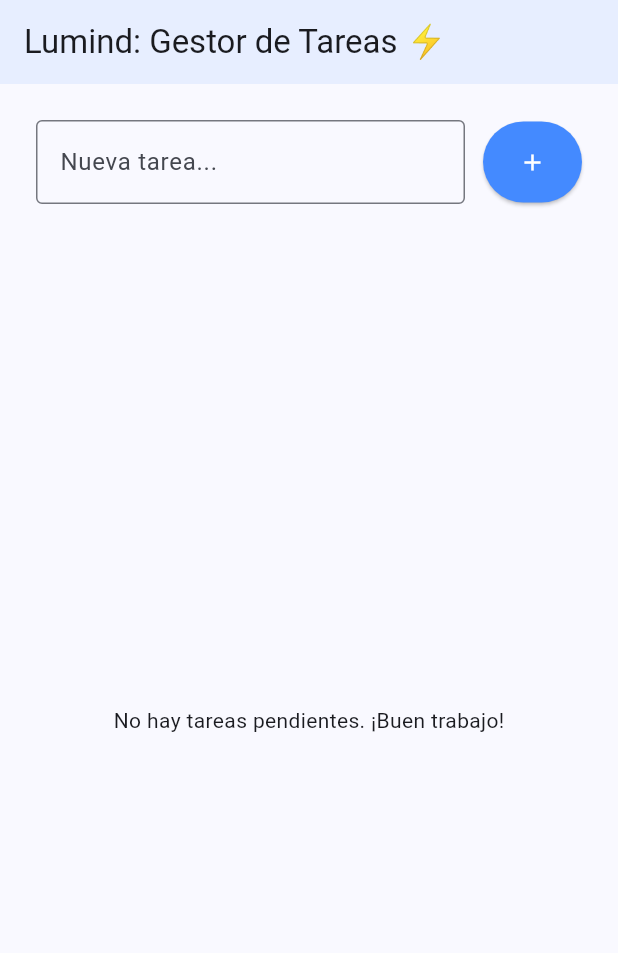
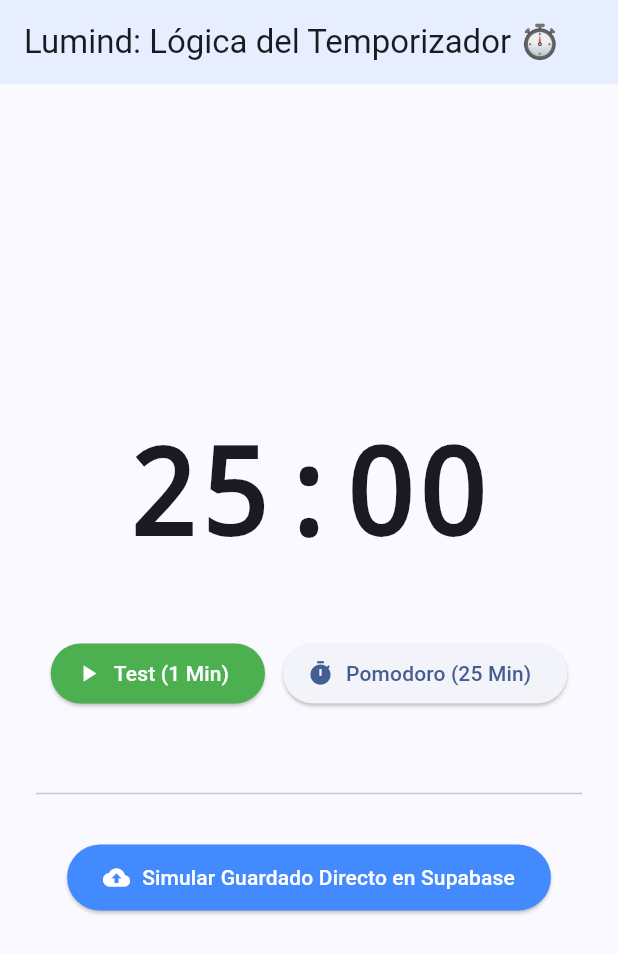
Before and after one commit to MeddinaDev/Lumind, a Flutter app: the screen it shows after launch, on a phone screen of 412 x 824 dp. Shown: the top 953 px of the screen. Run offline on Flutter 3.47's test engine with Material 3 defaults, Android fonts, the light colour scheme and no system bars; our stand-ins replace equatable, flutter_bloc, supabase_flutter; accounts and stored records are empty.

Commit message:
fix: Resolve Supabase database constraints and verify Pomodoro session inserts

```diff
--- /dev/null
+++ b/devtools_options.yaml
@@ -0,0 +1,3 @@
+description: This file stores settings for Dart & Flutter DevTools.
+documentation: https://docs.flutter.dev/tools/devtools/extensions#configure-extension-enablement-states
+extensions:
--- a/lib/main.dart
+++ b/lib/main.dart
@@ -15,13 +15,19 @@
 import 'domain/usecases/crear_tarea_usecase.dart';
 import 'domain/usecases/actualizar_estado_tarea_usecase.dart';
 import 'presentation/bloc/tarea/tarea_bloc.dart';
-import 'presentation/bloc/tarea/tarea_event.dart';
-import 'presentation/bloc/tarea/tarea_state.dart';
+
+// Importaciones de Pomodoro
+import 'data/datasources/sesion_pomodoro_remote_data_source.dart';
+import 'data/repositories/sesion_pomodoro_repository_impl.dart';
+import 'domain/usecases/registrar_sesion_pomodoro_usecase.dart';
+import 'presentation/bloc/pomodoro/pomodoro_bloc.dart';
+import 'presentation/bloc/pomodoro/pomodoro_event.dart';
+import 'presentation/bloc/pomodoro/pomodoro_state.dart';
 
 void main() async {
   WidgetsFlutterBinding.ensureInitialized();
 
-  // Inicializamos Supabase
+  // Inicializa Supabase
   await Supabase.initialize(
     url: 'https://ubstaujgjthsfkccokws.supabase.co',
     publishableKey: 'eyJhbGciOiJIUzI1NiIsInR5cCI6IkpXVCJ9.eyJpc3MiOiJzdXBhYmFzZSIsInJlZiI6InVic3RhdWpnanRoc2ZrY2Nva3dzIiwicm9sZSI6ImFub24iLCJpYXQiOjE3ODIwNjM0NjcsImV4cCI6MjA5NzYzOTQ2N30.SVsmLxkIiAfw0PAEQTPPxaH8bgPIvBTGpFzuescZ-B8',
@@ -37,17 +43,22 @@
   Widget build(BuildContext context) {
     final supabaseClient = Supabase.instance.client;
 
-    // Inyección de dependencias de Usuario
+    // 1. Dependencias de Usuario
     final usuarioRemoteDS = UsuarioRemoteDataSourceImpl(supabaseClient: supabaseClient);
     final usuarioRepo = UsuarioRepositoryImpl(remoteDataSource: usuarioRemoteDS);
     final crearUsuarioUC = CrearUsuarioUseCase(usuarioRepo);
 
-    // Inyección de dependencias de Tarea
+    // 2. Dependencias de Tarea
     final tareaRemoteDS = TareaRemoteDataSourceImpl(supabaseClient: supabaseClient);
     final tareaRepo = TareaRepositoryImpl(remoteDataSource: tareaRemoteDS);
     final obtenerTareasUC = ObtenerTareasUseCase(tareaRepo);
     final crearTareaUC = CrearTareaUseCase(tareaRepo);
     final actualizarEstadoUC = ActualizarEstadoTareaUseCase(tareaRepo);
+
+    // 3. Dependencias de Pomodoro
+    final pomodoroRemoteDS = SesionPomodoroRemoteDataSourceImpl(supabaseClient: supabaseClient);
+    final pomodoroRepo = SesionPomodoroRepositoryImpl(remoteDataSource: pomodoroRemoteDS);
+    final registrarSesionUC = RegistrarSesionPomodoroUseCase(pomodoroRepo);
 
     return MultiBlocProvider(
       providers: [
@@ -59,6 +70,9 @@
             actualizarEstadoTareaUseCase: actualizarEstadoUC,
           ),
         ),
+        BlocProvider(
+          create: (context) => PomodoroBloc(registrarSesionUseCase: registrarSesionUC),
+        ),
       ],
       child: MaterialApp(
         title: 'Lumind',
@@ -67,135 +81,158 @@
           colorScheme: ColorScheme.fromSeed(seedColor: Colors.blueAccent),
           useMaterial3: true,
         ),
-        home: const PantallaPruebaTareas(),
+        home: const PantallaPruebaPomodoro(),
       ),
     );
   }
 }
 
-class PantallaPruebaTareas extends StatefulWidget {
-  const PantallaPruebaTareas({super.key});
+class PantallaPruebaPomodoro extends StatelessWidget {
+  const PantallaPruebaPomodoro({super.key});
 
-  @override
-  State<PantallaPruebaTareas> createState() => _PantallaPruebaTareasState();
-}
-
-class _PantallaPruebaTareasState extends State<PantallaPruebaTareas> {
-  final TextEditingController _tareaController = TextEditingController();
-
+  // UUID de tu usuario en Supabase
   final String _usuarioIdTemporal = '5ad778e2-9a11-4b05-9c03-8943b54d92c4';
 
-  @override
-  void initState() {
-    super.initState();
-    // Al arrancar, pedimos al BLOC que traiga las tareas
-    context.read<TareaBloc>().add(CargarTareas(_usuarioIdTemporal));
-  }
-
-  @override
-  void dispose() {
-    _tareaController.dispose();
-    super.dispose();
+  // Función auxiliar para transformar segundos puros a formato MM:SS
+  String _formatearTiempo(int segundosTotales) {
+    final minutos = (segundosTotales ~/ 60).toString().padLeft(2, '0');
+    final segundos = (segundosTotales % 60).toString().padLeft(2, '0');
+    return '$minutos:$segundos';
   }
 
   @override
   Widget build(BuildContext context) {
     return Scaffold(
       appBar: AppBar(
-        title: const Text('Lumind: Gestor de Tareas ⚡️'),
+        title: const Text('Lumind: Lógica del Temporizador ⏱️'),
         backgroundColor: Colors.blueAccent.withValues(alpha: 0.1),
       ),
-      body: Padding(
+      body: Center(
+        child: Padding(
           padding: const EdgeInsets.all(24.0),
-        child: Column(
-          children: [
-            // Input para escribir la tarea
-            Row(
-              children: [
-                Expanded(
-                  child: TextField(
-                    controller: _tareaController,
-                    decoration: const InputDecoration(
-                      labelText: 'Nueva tarea...',
-                      border: OutlineInputBorder(),
+          child: BlocConsumer<PomodoroBloc, PomodoroState>(
+            listener: (context, state) {
+              if (state is PomodoroGuardadoExito) {
+                ScaffoldMessenger.of(context).showSnackBar(
+                  const SnackBar(
+                    content: Text('¡Sesión guardada en Supabase y puntos sumados! 🚀'),
+                    backgroundColor: Colors.green,
                   ),
-                  ),
-                ),
-                const SizedBox(width: 12),
-                ElevatedButton(
-                  style: ElevatedButton.styleFrom(
-                    backgroundColor: Colors.blueAccent,
-                    foregroundColor: Colors.white,
-                    minimumSize: const Size(60, 54),
-                  ),
-                  onPressed: () {
-                    final titulo = _tareaController.text;
-                    if (titulo.trim().isNotEmpty) {
-                      context.read<TareaBloc>().add(
-                        AgregarTarea(titulo: titulo, usuarioId: _usuarioIdTemporal),
                 );
-                      _tareaController.clear();
-                    }
-                  },
-                  child: const Icon(Icons.add),
-                ),
-              ],
-            ),
-            const SizedBox(height: 24),
-            // Lista de tareas conectada al BLOC
-            Expanded(
-              child: BlocBuilder<TareaBloc, TareaState>(
-                builder: (context, state) {
-                  if (state is TareaLoading) {
-                    return const Center(child: CircularProgressIndicator());
-                  } else if (state is TareaLoaded) {
-                    if (state.tareas.isEmpty) {
-                      return const Center(child: Text('No hay tareas pendientes. ¡Buen trabajo!'));
-                    }
-                    return ListView.builder(
-                      itemCount: state.tareas.length,
-                      itemBuilder: (context, index) {
-                        final tarea = state.tareas[index];
-                        return Card(
-                          child: ListTile(
-                            title: Text(
-                              tarea.titulo,
-                              style: TextStyle(
-                                decoration: tarea.estaCompletada
-                                    ? TextDecoration.lineThrough
-                                    : null,
-                              ),
-                            ),
-                            leading: Checkbox(
-                              value: tarea.estaCompletada,
-                              onChanged: (nuevoValor) {
-                                if (nuevoValor != null) {
-                                  context.read<TareaBloc>().add(
-                                    CambiarEstadoTarea(
-                                      id: tarea.id,
-                                      estaCompletada: nuevoValor,
+              } else if (state is PomodoroError) {
+                ScaffoldMessenger.of(context).showSnackBar(
+                  SnackBar(
+                    content: Text('Error al guardar: ${state.message}'),
+                    backgroundColor: Colors.red,
                   ),
                 );
               }
             },
+            builder: (context, state) {
+              int segundosAMostrar = 1500; // 25 minutos por defecto en pantalla
+              bool estaCorriendo = false;
+              bool estaPausado = false;
+
+              if (state is PomodoroRunning) {
+                segundosAMostrar = state.segundosRestantes;
+                estaCorriendo = true;
+              } else if (state is PomodoroPaused) {
+                segundosAMostrar = state.segundosRestantes;
+                estaPausado = true;
+              } else if (state is PomodoroGuardando) {
+                return const Column(
+                  mainAxisAlignment: MainAxisAlignment.center,
+                  children: [
+                    CircularProgressIndicator(),
+                    SizedBox(height: 16),
+                    Text('Guardando sesión de enfoque en Supabase...'),
+                  ],
+                );
+              }
+
+              return Column(
+                mainAxisAlignment: MainAxisAlignment.center,
+                children: [
+                  // Gran reloj digital
+                  Text(
+                    _formatearTiempo(segundosAMostrar),
+                    style: const TextStyle(
+                      fontSize: 80,
+                      fontWeight: FontWeight.bold,
+                      fontFamily: 'Courier', // Estilo marcador
                     ),
+                  ),
+                  const SizedBox(height: 40),
+
+                  // Fila de controles de flujo de tiempo
+                  Row(
+                    mainAxisAlignment: MainAxisAlignment.center,
+                    children: [
+                      if (!estaCorriendo && !estaPausado) ...[
+                        ElevatedButton.icon(
+                          onPressed: () => context.read<PomodoroBloc>().add(const IniciarPomodoro(minutos: 1)),
+                          icon: const Icon(Icons.play_arrow),
+                          label: const Text('Test (1 Min)'),
+                          style: ElevatedButton.styleFrom(backgroundColor: Colors.green, foregroundColor: Colors.white),
+                        ),
+                        const SizedBox(width: 12),
+                        ElevatedButton.icon(
+                          onPressed: () => context.read<PomodoroBloc>().add(const IniciarPomodoro(minutos: 25)),
+                          icon: const Icon(Icons.timer),
+                          label: const Text('Pomodoro (25 Min)'),
+                        ),
+                      ],
+                      if (estaCorriendo)
+                        ElevatedButton.icon(
+                          onPressed: () => context.read<PomodoroBloc>().add(PausarPomodoro()),
+                          icon: const Icon(Icons.pause),
+                          label: const Text('Pausar'),
+                          style: ElevatedButton.styleFrom(backgroundColor: Colors.orange, foregroundColor: Colors.white),
+                        ),
+                      if (estaPausado) ...[
+                        ElevatedButton.icon(
+                          onPressed: () => context.read<PomodoroBloc>().add(ReanudarPomodoro()),
+                          icon: const Icon(Icons.play_arrow),
+                          label: const Text('Reanudar'),
+                          style: ElevatedButton.styleFrom(backgroundColor: Colors.green, foregroundColor: Colors.white),
+                        ),
+                        const SizedBox(width: 12),
+                        ElevatedButton.icon(
+                          onPressed: () => context.read<PomodoroBloc>().add(ResetearPomodoro()),
+                          icon: const Icon(Icons.refresh),
+                          label: const Text('Resetear'),
+                          style: ElevatedButton.styleFrom(backgroundColor: Colors.red, foregroundColor: Colors.white),
+                        ),
+                      ],
+                    ],
+                  ),
+                  const SizedBox(height: 48),
+                  const Divider(),
+                  const SizedBox(height: 24),
+
+                  // Botón directo para simular la inserción en base de datos
+                  ElevatedButton.icon(
+                    style: ElevatedButton.styleFrom(
+                      backgroundColor: Colors.blueAccent,
+                      foregroundColor: Colors.white,
+                      padding: const EdgeInsets.symmetric(horizontal: 24, vertical: 12),
+                    ),
+                    onPressed: () {
+                      context.read<PomodoroBloc>().add(
+                            GuardarSesionPomodoro(
+                              usuarioId: _usuarioIdTemporal,
+                              duracionMinutos: 25,
+                              puntosGanados: 50, // 50 puntazos para el marcador
                             ),
                           );
                     },
+                    icon: const Icon(Icons.cloud_upload),
+                    label: const Text('Simular Guardado Directo en Supabase'),
+                  ),
+                ],
               );
-                  } else if (state is TareaError) {
-                    return Center(
-                      child: Text(
-                        'Error: ${state.message}',
-                        style: const TextStyle(color: Colors.red),
-                      ),
-                    );
-                  }
-                  return const Center(child: Text('Cargando flujo...'));
             },
           ),
-            ),
-          ],
         ),
       ),
     );
```
Also changed, not shown: lib/data/models/sesion_pomodoro_model.dart (+9 -5 lines). Lines whose indentation alone changed are shown as unchanged.
